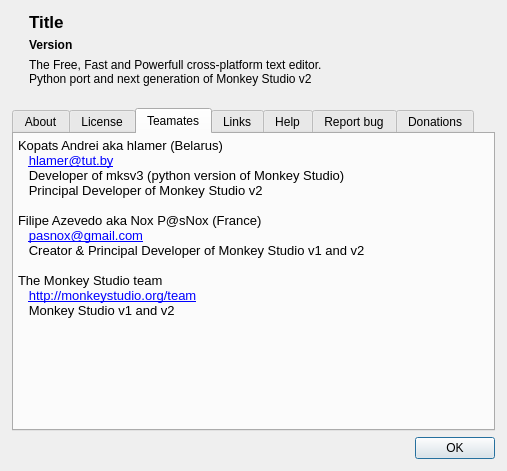
First picture: the form in mks/plugins/helpmenu/UIAbout.ui, repository andreikop/enki, before the edit.
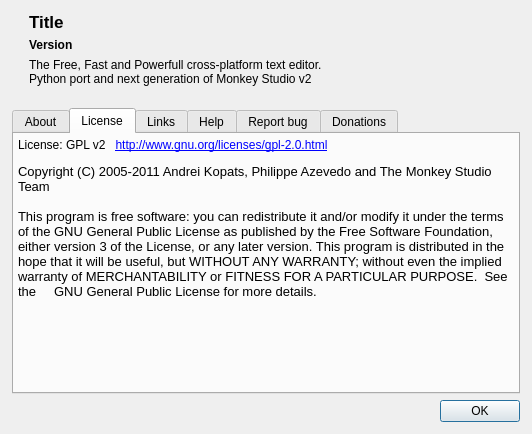
Second picture: the form after the edit. The open tabs and pages were chosen to show the change. Icons and pictures are not drawn.

Commit message: About dialogue: updated link to the home page, removed Team tab, added link to the Team on wiki

Patch:
```diff
--- a/mks/plugins/helpmenu/UIAbout.ui
+++ b/mks/plugins/helpmenu/UIAbout.ui
@@ -6,8 +6,8 @@
    <rect>
     <x>0</x>
     <y>0</y>
-    <width>507</width>
-    <height>471</height>
+    <width>532</width>
+    <height>434</height>
    </rect>
   </property>
   <layout class="QGridLayout" name="gridLayout">
@@ -291,11 +291,12 @@
        <string>&lt;!DOCTYPE HTML PUBLIC &quot;-//W3C//DTD HTML 4.0//EN&quot; &quot;http://www.w3.org/TR/REC-html40/strict.dtd&quot;&gt;
 &lt;html&gt;&lt;head&gt;&lt;meta name=&quot;qrichtext&quot; content=&quot;1&quot; /&gt;&lt;style type=&quot;text/css&quot;&gt;
 p, li { white-space: pre-wrap; }
-&lt;/style&gt;&lt;/head&gt;&lt;body style=&quot; font-family:'Droid Sans'; font-size:10pt; font-weight:400; font-style:normal;&quot;&gt;
-&lt;p style=&quot; margin-top:12px; margin-bottom:0px; margin-left:0px; margin-right:0px; -qt-block-indent:0; text-indent:0px;&quot;&gt;&lt;span style=&quot; font-family:'Courier New,courier';&quot;&gt;Copyright (C) 2005-2011 Andrei Kopats, Philippe Azevedo and The Monkey Studio Team&lt;/span&gt;&lt;/p&gt;
-&lt;p style=&quot;-qt-paragraph-type:empty; margin-top:0px; margin-bottom:0px; margin-left:0px; margin-right:0px; -qt-block-indent:0; text-indent:0px; font-family:'Courier New,courier';&quot;&gt;&lt;/p&gt;
-&lt;p style=&quot; margin-top:0px; margin-bottom:0px; margin-left:0px; margin-right:0px; -qt-block-indent:0; text-indent:0px;&quot;&gt;&lt;span style=&quot; font-family:'Courier New,courier';&quot;&gt;This program is free software: you can redistribute it and/or modify it under the terms of the GNU General Public License as published by the Free Software Foundation, either version 3 of the License, or any later version. This program is distributed in the hope that it will be useful, but WITHOUT ANY WARRANTY; without even the implied warranty of MERCHANTABILITY or FITNESS FOR A PARTICULAR PURPOSE.  See the     GNU General Public License for more details.&lt;/span&gt;&lt;/p&gt;
-&lt;p style=&quot; margin-top:0px; margin-bottom:0px; margin-left:0px; margin-right:0px; -qt-block-indent:0; text-indent:0px;&quot;&gt;&lt;span style=&quot; font-family:'Courier New,courier';&quot;&gt;You should have received a copy of the GNU General Public License along with this program. If not, see &lt;/span&gt;&lt;a href=&quot;http://www.gnu.org/licenses/&quot;&gt;&lt;span style=&quot; text-decoration: underline; color:#0000ff;&quot;&gt;http://www.gnu.org/licenses/&lt;/span&gt;&lt;/a&gt;&lt;span style=&quot; font-family:'Courier New,courier';&quot;&gt;.&lt;/span&gt;&lt;/p&gt;&lt;/body&gt;&lt;/html&gt;</string>
+&lt;/style&gt;&lt;/head&gt;&lt;body style=&quot; font-family:'Ubuntu'; font-size:11pt; font-weight:400; font-style:normal;&quot;&gt;
+&lt;p style=&quot; margin-top:0px; margin-bottom:0px; margin-left:0px; margin-right:0px; -qt-block-indent:0; text-indent:0px;&quot;&gt;&lt;span style=&quot; font-family:'Sans'; font-size:9pt;&quot;&gt;License: GPL v2   &lt;/span&gt;&lt;a href=&quot;http://www.gnu.org/licenses/gpl-2.0.html&quot;&gt;&lt;span style=&quot; font-family:'Sans'; font-size:9pt; text-decoration: underline; color:#0000ff;&quot;&gt;http://www.gnu.org/licenses/gpl-2.0.html&lt;/span&gt;&lt;/a&gt;&lt;/p&gt;
+&lt;p style=&quot; margin-top:12px; margin-bottom:0px; margin-left:0px; margin-right:0px; -qt-block-indent:0; text-indent:0px;&quot;&gt;&lt;span style=&quot; font-family:'Courier New,courier'; font-size:10pt;&quot;&gt;Copyright (C) 2005-2011 Andrei Kopats, Philippe Azevedo and The Monkey Studio Team&lt;/span&gt;&lt;/p&gt;
+&lt;p style=&quot;-qt-paragraph-type:empty; margin-top:0px; margin-bottom:0px; margin-left:0px; margin-right:0px; -qt-block-indent:0; text-indent:0px; font-family:'Courier New,courier'; font-size:10pt;&quot;&gt;&lt;/p&gt;
+&lt;p style=&quot; margin-top:0px; margin-bottom:0px; margin-left:0px; margin-right:0px; -qt-block-indent:0; text-indent:0px;&quot;&gt;&lt;span style=&quot; font-family:'Courier New,courier'; font-size:10pt;&quot;&gt;This program is free software: you can redistribute it and/or modify it under the terms of the GNU General Public License as published by the Free Software Foundation, either version 3 of the License, or any later version. This program is distributed in the hope that it will be useful, but WITHOUT ANY WARRANTY; without even the implied warranty of MERCHANTABILITY or FITNESS FOR A PARTICULAR PURPOSE.  See the     GNU General Public License for more details.&lt;/span&gt;&lt;/p&gt;
+&lt;p style=&quot;-qt-paragraph-type:empty; margin-top:0px; margin-bottom:0px; margin-left:0px; margin-right:0px; -qt-block-indent:0; text-indent:0px;&quot;&gt;&lt;/p&gt;&lt;/body&gt;&lt;/html&gt;</string>
       </property>
       <property name="tabStopWidth">
        <number>40</number>
@@ -307,112 +308,6 @@
        <string>License</string>
       </attribute>
      </widget>
-     <widget class="QTextBrowser" name="tbTeamates">
-      <property name="palette">
-       <palette>
-        <active>
-         <colorrole role="Base">
-          <brush brushstyle="SolidPattern">
-           <color alpha="0">
-            <red>255</red>
-            <green>255</green>
-            <blue>255</blue>
-           </color>
-          </brush>
-         </colorrole>
-         <colorrole role="Window">
-          <brush brushstyle="SolidPattern">
-           <color alpha="0">
-            <red>0</red>
-            <green>0</green>
-            <blue>0</blue>
-           </color>
-          </brush>
-         </colorrole>
-        </active>
-        <inactive>
-         <colorrole role="Base">
-          <brush brushstyle="SolidPattern">
-           <color alpha="0">
-            <red>255</red>
-            <green>255</green>
-            <blue>255</blue>
-           </color>
-          </brush>
-         </colorrole>
-         <colorrole role="Window">
-          <brush brushstyle="SolidPattern">
-           <color alpha="0">
-            <red>0</red>
-            <green>0</green>
-            <blue>0</blue>
-           </color>
-          </brush>
-         </colorrole>
-        </inactive>
-        <disabled>
-         <colorrole role="Base">
-          <brush brushstyle="SolidPattern">
-           <color alpha="0">
-            <red>0</red>
-            <green>0</green>
-            <blue>0</blue>
-           </color>
-          </brush>
-         </colorrole>
-         <colorrole role="Window">
-          <brush brushstyle="SolidPattern">
-           <color alpha="0">
-            <red>0</red>
-            <green>0</green>
-            <blue>0</blue>
-           </color>
-          </brush>
-         </colorrole>
-        </disabled>
-       </palette>
-      </property>
-      <property name="autoFillBackground">
-       <bool>true</bool>
-      </property>
-      <property name="frameShape">
-       <enum>QFrame::NoFrame</enum>
-      </property>
-      <property name="horizontalScrollBarPolicy">
-       <enum>Qt::ScrollBarAlwaysOff</enum>
-      </property>
-      <property name="tabChangesFocus">
-       <bool>true</bool>
-      </property>
-      <property name="html">
-       <string>&lt;!DOCTYPE HTML PUBLIC &quot;-//W3C//DTD HTML 4.0//EN&quot; &quot;http://www.w3.org/TR/REC-html40/strict.dtd&quot;&gt;
-&lt;html&gt;&lt;head&gt;&lt;meta name=&quot;qrichtext&quot; content=&quot;1&quot; /&gt;&lt;style type=&quot;text/css&quot;&gt;
-p, li { white-space: pre-wrap; }
-&lt;/style&gt;&lt;/head&gt;&lt;body style=&quot; font-family:'Droid Sans'; font-size:10pt; font-weight:400; font-style:normal;&quot;&gt;
-&lt;table border=&quot;0&quot; style=&quot; margin-top:0px; margin-bottom:0px; margin-left:0px; margin-right:0px;&quot; width=&quot;100%&quot; cellspacing=&quot;0&quot; cellpadding=&quot;0&quot;&gt;
-&lt;tr&gt;
-&lt;td&gt;
-&lt;p style=&quot; margin-top:0px; margin-bottom:0px; margin-left:0px; margin-right:0px; -qt-block-indent:0; text-indent:0px;&quot;&gt;Kopats Andrei aka hlamer (Belarus)&lt;br /&gt;   &lt;a href=&quot;mailto:hlamer@tut.by&quot;&gt;&lt;span style=&quot; text-decoration: underline; color:#0000ff;&quot;&gt;hlamer@tut.by&lt;/span&gt;&lt;/a&gt;&lt;/p&gt;
-&lt;p style=&quot; margin-top:0px; margin-bottom:0px; margin-left:0px; margin-right:0px; -qt-block-indent:0; text-indent:0px;&quot;&gt;   Developer of mksv3 (python version of Monkey Studio)&lt;br /&gt;   Principal Developer of Monkey Studio v2&lt;/p&gt;
-&lt;p style=&quot;-qt-paragraph-type:empty; margin-top:0px; margin-bottom:0px; margin-left:0px; margin-right:0px; -qt-block-indent:0; text-indent:0px;&quot;&gt;&lt;/p&gt;
-&lt;p style=&quot; margin-top:0px; margin-bottom:0px; margin-left:0px; margin-right:0px; -qt-block-indent:0; text-indent:0px;&quot;&gt;Filipe Azevedo aka Nox P@sNox (France)&lt;br /&gt;   &lt;a href=&quot;mailto:pasnox@gmail.com&quot;&gt;&lt;span style=&quot; text-decoration: underline; color:#0000ff;&quot;&gt;pasnox@gmail.com&lt;/span&gt;&lt;/a&gt;&lt;br /&gt;   Creator &amp;amp; Principal Developer of Monkey Studio v1 and v2&lt;/p&gt;
-&lt;p style=&quot;-qt-paragraph-type:empty; margin-top:0px; margin-bottom:0px; margin-left:0px; margin-right:0px; -qt-block-indent:0; text-indent:0px;&quot;&gt;&lt;/p&gt;
-&lt;p style=&quot; margin-top:0px; margin-bottom:0px; margin-left:0px; margin-right:0px; -qt-block-indent:0; text-indent:0px;&quot;&gt;The Monkey Studio team&lt;/p&gt;
-&lt;p style=&quot; margin-top:0px; margin-bottom:0px; margin-left:0px; margin-right:0px; -qt-block-indent:0; text-indent:0px;&quot;&gt;   &lt;a href=&quot;http://monkeystudio.org/team&quot;&gt;&lt;span style=&quot; text-decoration: underline; color:#0000ff;&quot;&gt;http://monkeystudio.org/team&lt;/span&gt;&lt;/a&gt;&lt;/p&gt;
-&lt;p style=&quot; margin-top:0px; margin-bottom:0px; margin-left:0px; margin-right:0px; -qt-block-indent:0; text-indent:0px;&quot;&gt;   Monkey Studio v1 and v2&lt;/p&gt;&lt;/td&gt;&lt;/tr&gt;
-&lt;tr&gt;
-&lt;td&gt;&lt;/td&gt;&lt;/tr&gt;&lt;/table&gt;&lt;/body&gt;&lt;/html&gt;</string>
-      </property>
-      <property name="tabStopWidth">
-       <number>40</number>
-      </property>
-      <property name="openExternalLinks">
-       <bool>true</bool>
-      </property>
-      <attribute name="title">
-       <string>Teamates</string>
-      </attribute>
-     </widget>
      <widget class="QTextBrowser" name="tbLinks">
       <property name="palette">
        <palette>
```
Left out of the diff: 76 changed lines with no effect on the pictures. The commit also changes 1 other file.
